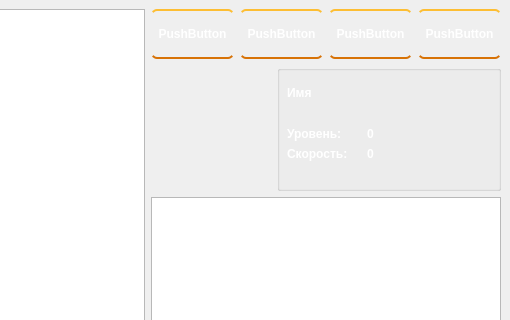
Before: the Qt Designer form RGI/gamewindow.ui in Rasseki-Studios/rasseki.game, drawn with Qt 5; both pictures show x 364 to 874 and y 0 to 320 of the 874 by 600 pixel window.
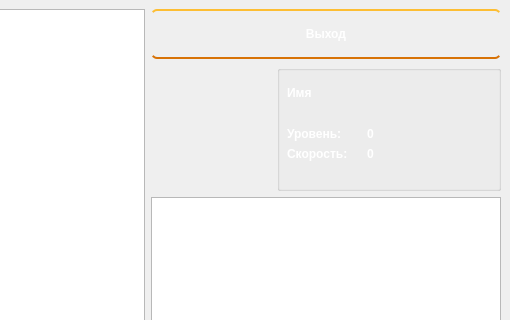
After: the same form once the commit is applied. Icons and pictures are not drawn. Custom widgets are drawn as their Qt base class.

Diff of the .ui file:
```diff
--- a/RGI/gamewindow.ui
+++ b/RGI/gamewindow.ui
@@ -56,90 +56,6 @@
     </item>
     <item row="0" column="1">
      <layout class="QHBoxLayout" name="horizontalLayout">
-      <item>
-       <widget class="QPushButton" name="save">
-        <property name="sizePolicy">
-         <sizepolicy hsizetype="Preferred" vsizetype="Preferred">
-          <horstretch>0</horstretch>
-          <verstretch>0</verstretch>
-         </sizepolicy>
-        </property>
-        <property name="minimumSize">
-         <size>
-          <width>50</width>
-          <height>50</height>
-         </size>
-        </property>
-        <property name="maximumSize">
-         <size>
-          <width>105</width>
-          <height>16777215</height>
-         </size>
-        </property>
-        <property name="text">
-         <string>PushButton</string>
-        </property>
-        <property name="autoDefault">
-         <bool>true</bool>
-        </property>
-       </widget>
-      </item>
-      <item>
-       <widget class="QPushButton" name="load">
-        <property name="sizePolicy">
-         <sizepolicy hsizetype="Preferred" vsizetype="Preferred">
-          <horstretch>0</horstretch>
-          <verstretch>0</verstretch>
-         </sizepolicy>
-        </property>
-        <property name="minimumSize">
-         <size>
-          <width>50</width>
-          <height>50</height>
-         </size>
-        </property>
-        <property name="maximumSize">
-         <size>
-          <width>105</width>
-          <height>16777215</height>
-         </size>
-        </property>
-        <property name="text">
-         <string>PushButton</string>
-        </property>
-        <property name="autoDefault">
-         <bool>true</bool>
-        </property>
-       </widget>
-      </item>
-      <item>
-       <widget class="QPushButton" name="setting">
-        <property name="sizePolicy">
-         <sizepolicy hsizetype="Preferred" vsizetype="Preferred">
-          <horstretch>0</horstretch>
-          <verstretch>0</verstretch>
-         </sizepolicy>
-        </property>
-        <property name="minimumSize">
-         <size>
-          <width>50</width>
-          <height>50</height>
-         </size>
-        </property>
-        <property name="maximumSize">
-         <size>
-          <width>105</width>
-          <height>16777215</height>
-         </size>
-        </property>
-        <property name="text">
-         <string>PushButton</string>
-        </property>
-        <property name="autoDefault">
-         <bool>true</bool>
-        </property>
-       </widget>
-      </item>
       <item>
        <widget class="QPushButton" name="exit">
         <property name="sizePolicy">
@@ -156,12 +72,12 @@
         </property>
         <property name="maximumSize">
          <size>
-          <width>105</width>
+          <width>16777215</width>
           <height>16777215</height>
          </size>
         </property>
         <property name="text">
-         <string>PushButton</string>
+         <string>Выход</string>
         </property>
         <property name="autoDefault">
          <bool>true</bool>
```
